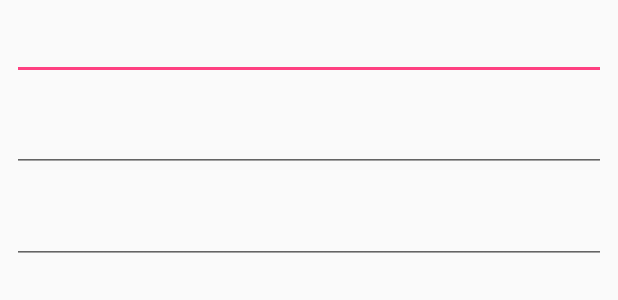
After one commit to stock17/WeightLoser, an Android app: the layout dialog_insert_item.xml on its own in the app's theme, with its tools: preview values and no code run, on a phone screen of 412 x 824 dp. The commit adds this screen. Shown: the top 300 px of the screen. Run offline under Robolectric (Android 15) with nearby library versions, the phone set to English and light mode, and no system bars.

Commit message:
added Insert Dialog

```diff
--- /dev/null
+++ b/app/src/main/res/layout/dialog_insert_item.xml
@@ -0,0 +1,22 @@
+<?xml version="1.0" encoding="utf-8"?>
+<LinearLayout xmlns:android="http://schemas.android.com/apk/res/android"
+    android:orientation="vertical" android:layout_width="match_parent"
+    android:layout_height="match_parent">
+    <EditText
+        android:id="@+id/et_insert_food_title"
+        android:layout_width="match_parent"
+        android:layout_height="wrap_content"
+        android:layout_margin="8dp"
+        />
+    <EditText
+        android:id="@+id/et_insert_food_unit"
+        android:layout_width="match_parent"
+        android:layout_height="wrap_content"
+        android:layout_margin="8dp"/>
+    <EditText
+        android:id="@+id/et_insert_food_value"
+        android:layout_width="match_parent"
+        android:layout_height="wrap_content"
+        android:layout_margin="8dp"/>
+
+</LinearLayout>
--- a/app/src/main/res/menu/menu_food_activity.xml
+++ b/app/src/main/res/menu/menu_food_activity.xml
@@ -3,6 +3,8 @@
     <item
         android:id="@+id/item_drop_food_table"
         android:title="DROP TABLE"/>
+    <item android:id="@+id/item_insert_food_table"
+        android:title="INSERT"/>
     <item android:id="@+id/item_remove_food_table"
         android:title="REMOVE"/>
 
```
Also changed, not shown: app/src/main/java/com/yurima/weightloser/FoodActivity.java (+48 -6 lines).
